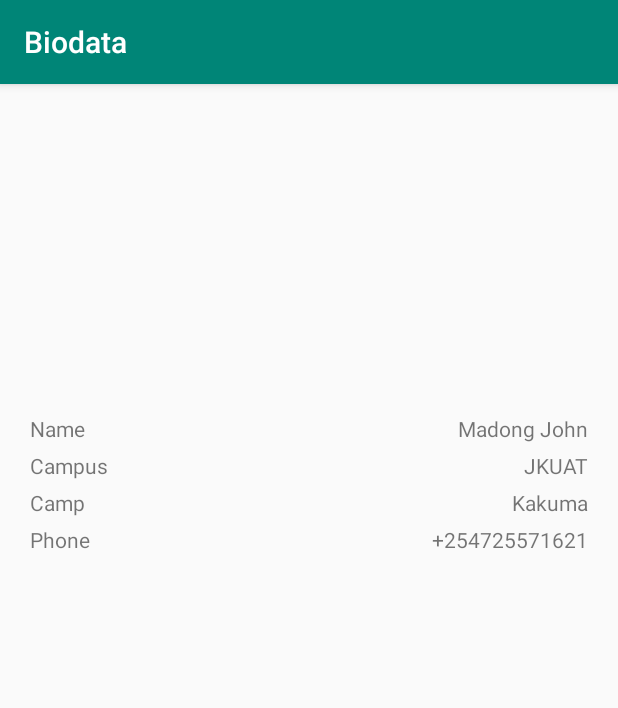
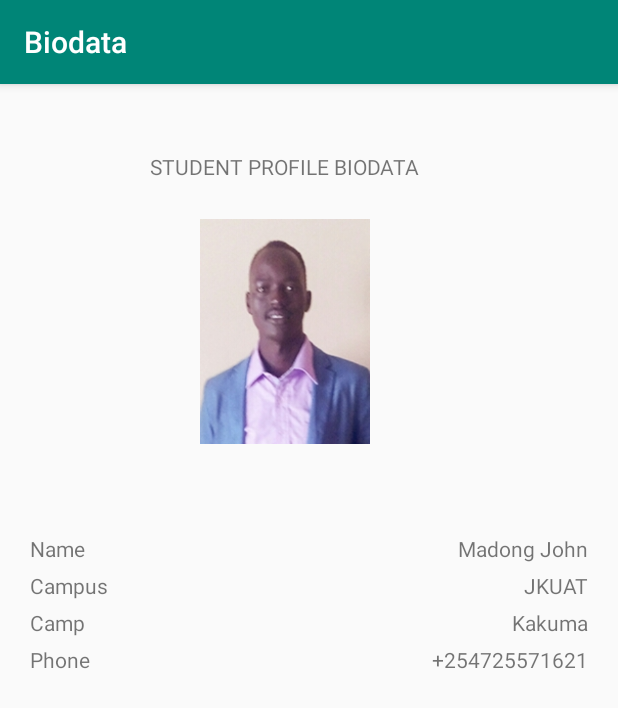
Before and after one commit to John-Monychirin/Biodata, an Android app: the screen it shows after launch (MainActivity), on a phone screen of 412 x 824 dp. Shown: the top 708 px of the screen. Run offline under Robolectric (Android 15) with nearby library versions, the phone set to English and light mode, and no system bars.

Commit message:
image and title

```diff
--- a/app/src/main/res/layout/activity_main.xml
+++ b/app/src/main/res/layout/activity_main.xml
@@ -10,19 +10,28 @@
     android:layout_marginStart="20dp"
     tools:context=".MainActivity">
 
+    <TextView
+        android:layout_width="match_parent"
+        android:layout_height="wrap_content"
+        android:id="@+id/heading"
+        android:text="STUDENT PROFILE BIODATA"
+        android:layout_marginLeft="80dp"
+        android:layout_marginTop="25dp"
+        />
+
     <ImageView
-        android:layout_width="100dp"
-        android:layout_height="100dp"
-        android:layout_marginTop="40dp"
+        android:layout_width="200dp"
+        android:layout_height="150dp"
+        android:layout_marginTop="70dp"
         android:layout_marginLeft="70dp"
-
+        android:src="@drawable/prof"
 
         />
 
     <RelativeLayout
         android:layout_width="match_parent"
         android:layout_height="wrap_content"
-        android:layout_marginTop="200dp"
+        android:layout_marginTop="280dp"
         android:orientation="horizontal">
 
         <TextView
```
Also changed, not shown: app/src/main/res/drawable/prof.jpg (added).
